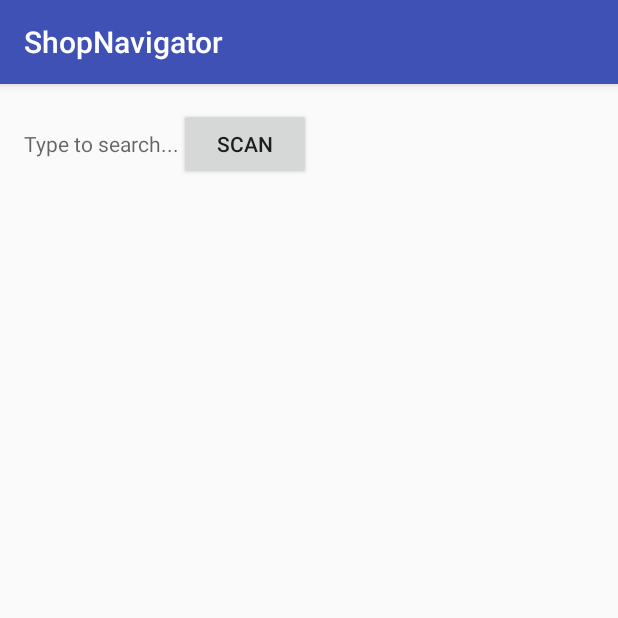
After one commit to jan-xyz/ProductScanner, an Android app: the ListActivity screen opened directly, with no data from a screen before it, on a phone screen of 412 x 824 dp, the top half of it. The commit adds this screen. Run offline under Robolectric (Android 15) with nearby library versions, the phone set to English and light mode, and no system bars.

Commit message:
Add ListActivity
 This is intended to be able to search the online database and allow
 you to search certain places.

```diff
--- a/app/src/main/AndroidManifest.xml
+++ b/app/src/main/AndroidManifest.xml
@@ -2,13 +2,17 @@
 <manifest xmlns:android="http://schemas.android.com/apk/res/android"
     package="com.aaaaaab.shopnavigator">
 
-    <uses-permission android:name="android.permission.CAMERA"/>
-    <uses-permission android:name="android.permission.INTERNET"/>
-    <uses-permission android:name="android.permission.VIBRATE"/>
+    <uses-permission android:name="android.permission.CAMERA" />
+    <uses-permission android:name="android.permission.INTERNET" />
+    <uses-permission android:name="android.permission.VIBRATE" />
 
     <uses-feature android:name="android.hardware.camera" />
-    <uses-feature android:name="android.hardware.camera.autofocus" android:required="false"/>
-    <uses-feature android:name="android.hardware.camera.flash" android:required="false"/>
+    <uses-feature
+        android:name="android.hardware.camera.autofocus"
+        android:required="false" />
+    <uses-feature
+        android:name="android.hardware.camera.flash"
+        android:required="false" />
 
     <application
         android:allowBackup="true"
@@ -32,6 +36,7 @@
                 android:name="android.support.PARENT_ACTIVITY"
                 android:value="MainActivity" />
         </activity>
+        <activity android:name=".ListActivity"></activity>
     </application>
 
 </manifest>
--- /dev/null
+++ b/app/src/main/java/com/aaaaaab/shopnavigator/ListActivity.java
@@ -0,0 +1,13 @@
+package com.aaaaaab.shopnavigator;
+
+import android.support.v7.app.AppCompatActivity;
+import android.os.Bundle;
+
+public class ListActivity extends AppCompatActivity {
+
+    @Override
+    protected void onCreate(Bundle savedInstanceState) {
+        super.onCreate(savedInstanceState);
+        setContentView(R.layout.activity_list2);
+    }
+}
--- a/app/src/main/java/com/aaaaaab/shopnavigator/MainActivity.java
+++ b/app/src/main/java/com/aaaaaab/shopnavigator/MainActivity.java
@@ -19,4 +19,9 @@ public class MainActivity extends AppCompatActivity {
 
     }
 
+    public void showList(View view) {
+        Intent intent = new Intent(this, ListActivity.class);
+        startActivity(intent);
+    }
+
 }
--- /dev/null
+++ b/app/src/main/res/layout/activity_list2.xml
@@ -0,0 +1,42 @@
+<?xml version="1.0" encoding="utf-8"?>
+<RelativeLayout xmlns:android="http://schemas.android.com/apk/res/android"
+    xmlns:tools="http://schemas.android.com/tools"
+    android:layout_width="match_parent"
+    android:layout_height="match_parent"
+    android:paddingBottom="@dimen/activity_vertical_margin"
+    android:paddingLeft="@dimen/activity_horizontal_margin"
+    android:paddingRight="@dimen/activity_horizontal_margin"
+    android:paddingTop="@dimen/activity_vertical_margin"
+    tools:context="com.aaaaaab.shopnavigator.ListActivity">
+
+    <LinearLayout
+        android:layout_width="wrap_content"
+        android:layout_height="wrap_content">
+
+        <LinearLayout
+            android:layout_width="wrap_content"
+            android:layout_height="wrap_content">
+
+            <TextView
+                android:layout_width="wrap_content"
+                android:layout_height="wrap_content"
+                android:layout_weight="100"
+                android:hint="@string/txt_search">
+            </TextView>
+
+            <Button
+                android:layout_width="wrap_content"
+                android:layout_height="wrap_content"
+                android:layout_weight="1"
+               android:text="@string/btn_scan"/>
+        </LinearLayout>
+
+        <ListView
+            android:layout_width="wrap_content"
+            android:layout_height="wrap_content">
+
+        </ListView>
+
+    </LinearLayout>
+
+</RelativeLayout>
--- a/app/src/main/res/layout/activity_main.xml
+++ b/app/src/main/res/layout/activity_main.xml
@@ -5,14 +5,14 @@
     android:layout_width="match_parent"
     android:layout_height="match_parent"
     android:orientation="horizontal">
-    <EditText android:id="@+id/edit_message"
-        android:layout_width="wrap_content"
-        android:layout_height="wrap_content"
-        android:hint="@string/edit_message" />
     <Button
         android:layout_width="wrap_content"
         android:layout_height="wrap_content"
         android:text="@string/startScandit"
         android:onClick="startScandit" />
-
+    <Button
+        android:layout_width="wrap_content"
+        android:layout_height="wrap_content"
+        android:text="@string/showList"
+        android:onClick="showList" />
 </LinearLayout>
--- a/app/src/main/res/values/strings.xml
+++ b/app/src/main/res/values/strings.xml
@@ -8,4 +8,7 @@
     <string name="action_settings">Settings</string>
     <string name="title_activity_scan">ScanActivity</string>
     <string name="startScandit">Start Scandit</string>
+    <string name="txt_search">Type to search...</string>
+    <string name="btn_scan">Scan</string>
+    <string name="showList">Show List</string>
 </resources>
```
